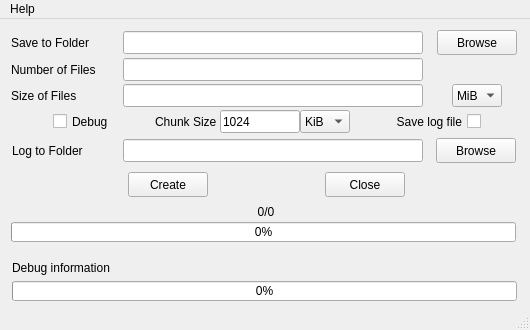
The window that lib/qt/MainWindow.ui (matuzalemmuller/dummy-files-creator) describes before a commit, drawn with Qt 5.
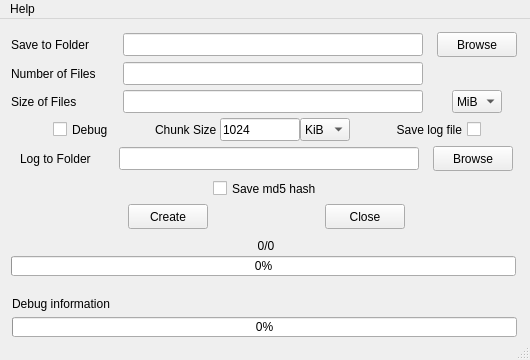
The same window after the commit.

Commit message:
Add md5 hash functionality
* Add option to include md5 hash in log entry
* Add return values to some functions
* Add exception handling in logging methods

```diff
--- a/lib/qt/MainWindow.ui
+++ b/lib/qt/MainWindow.ui
@@ -10,7 +10,7 @@
     <x>0</x>
     <y>0</y>
     <width>530</width>
-    <height>330</height>
+    <height>360</height>
    </rect>
   </property>
   <property name="sizePolicy">
@@ -22,13 +22,13 @@
   <property name="minimumSize">
    <size>
     <width>530</width>
-    <height>330</height>
+    <height>360</height>
    </size>
   </property>
   <property name="maximumSize">
    <size>
     <width>530</width>
-    <height>330</height>
+    <height>360</height>
    </size>
   </property>
   <property name="contextMenuPolicy">
@@ -53,13 +53,13 @@
    <property name="minimumSize">
     <size>
      <width>530</width>
-     <height>320</height>
+     <height>350</height>
     </size>
    </property>
    <property name="maximumSize">
     <size>
      <width>530</width>
-     <height>320</height>
+     <height>350</height>
     </size>
    </property>
    <widget class="QWidget" name="widget_main" native="true">
@@ -68,7 +68,7 @@
       <x>10</x>
       <y>10</y>
       <width>510</width>
-      <height>280</height>
+      <height>320</height>
      </rect>
     </property>
     <property name="sizePolicy">
@@ -80,13 +80,13 @@
     <property name="minimumSize">
      <size>
       <width>510</width>
-      <height>280</height>
+      <height>320</height>
      </size>
     </property>
     <property name="maximumSize">
      <size>
       <width>510</width>
-      <height>280</height>
+      <height>320</height>
      </size>
     </property>
     <widget class="QWidget" name="gridLayoutWidget">
@@ -95,7 +95,7 @@
        <x>0</x>
        <y>0</y>
        <width>514</width>
-       <height>278</height>
+       <height>318</height>
       </rect>
      </property>
      <layout class="QGridLayout" name="layout_main" rowstretch="0,0,0,0,0,0,0,0" columnstretch="0,0,0">
@@ -590,13 +590,13 @@
           <property name="minimumSize">
            <size>
             <width>510</width>
-            <height>30</height>
+            <height>50</height>
            </size>
           </property>
           <property name="maximumSize">
            <size>
             <width>510</width>
-            <height>30</height>
+            <height>50</height>
            </size>
           </property>
           <widget class="QWidget" name="layoutWidget">
@@ -604,50 +604,12 @@
             <rect>
              <x>0</x>
              <y>0</y>
-             <width>546</width>
-             <height>30</height>
+             <width>511</width>
+             <height>54</height>
             </rect>
            </property>
-           <layout class="QHBoxLayout" name="layout_log_internal">
-            <property name="spacing">
-             <number>0</number>
-            </property>
-            <item>
-             <widget class="QLabel" name="label_logfilepath">
-              <property name="minimumSize">
-               <size>
-                <width>85</width>
-                <height>23</height>
-               </size>
-              </property>
-              <property name="maximumSize">
-               <size>
-                <width>85</width>
-                <height>23</height>
-               </size>
-              </property>
-              <property name="text">
-               <string>Log to Folder</string>
-              </property>
-             </widget>
-            </item>
-            <item>
-             <spacer name="horizontalSpacer">
-              <property name="orientation">
-               <enum>Qt::Horizontal</enum>
-              </property>
-              <property name="sizeType">
-               <enum>QSizePolicy::Fixed</enum>
-              </property>
-              <property name="sizeHint" stdset="0">
-               <size>
-                <width>26</width>
-                <height>20</height>
-               </size>
-              </property>
-             </spacer>
-            </item>
-            <item alignment="Qt::AlignVCenter">
+           <layout class="QGridLayout" name="gridLayout" columnstretch="0,0,0">
+            <item row="0" column="1">
              <widget class="QLineEdit" name="text_logfilepath">
               <property name="minimumSize">
                <size>
@@ -663,23 +625,32 @@
               </property>
              </widget>
             </item>
-            <item>
-             <spacer name="horizontal_spacer_5">
-              <property name="orientation">
-               <enum>Qt::Horizontal</enum>
+            <item row="1" column="0" colspan="3" alignment="Qt::AlignHCenter|Qt::AlignVCenter">
+             <widget class="QCheckBox" name="checkbox_md5hash">
+              <property name="sizePolicy">
+               <sizepolicy hsizetype="Expanding" vsizetype="Fixed">
+                <horstretch>0</horstretch>
+                <verstretch>0</verstretch>
+               </sizepolicy>
               </property>
-              <property name="sizeType">
-               <enum>QSizePolicy::Fixed</enum>
+              <property name="minimumSize">
+               <size>
+                <width>107</width>
+                <height>21</height>
+               </size>
               </property>
-              <property name="sizeHint" stdset="0">
+              <property name="maximumSize">
                <size>
-                <width>13</width>
-                <height>20</height>
+                <width>107</width>
+                <height>21</height>
                </size>
               </property>
-             </spacer>
+              <property name="text">
+               <string>Save md5 hash</string>
+              </property>
+             </widget>
             </item>
-            <item alignment="Qt::AlignRight">
+            <item row="0" column="2">
              <widget class="QPushButton" name="button_browse_log">
               <property name="minimumSize">
                <size>
@@ -698,18 +669,24 @@
               </property>
              </widget>
             </item>
-            <item>
-             <spacer name="horizontal_spacer_6">
-              <property name="orientation">
-               <enum>Qt::Horizontal</enum>
+            <item row="0" column="0">
+             <widget class="QLabel" name="label_logfilepath">
+              <property name="minimumSize">
+               <size>
+                <width>85</width>
+                <height>23</height>
+               </size>
               </property>
-              <property name="sizeHint" stdset="0">
+              <property name="maximumSize">
                <size>
-                <width>80</width>
-                <height>20</height>
+                <width>85</width>
+                <height>23</height>
                </size>
               </property>
-             </spacer>
+              <property name="text">
+               <string>Log to Folder</string>
+              </property>
+             </widget>
             </item>
            </layout>
           </widget>
```
Left out of the diff: 1 changed line with no effect on the pictures. The commit also changes 3 other files.
